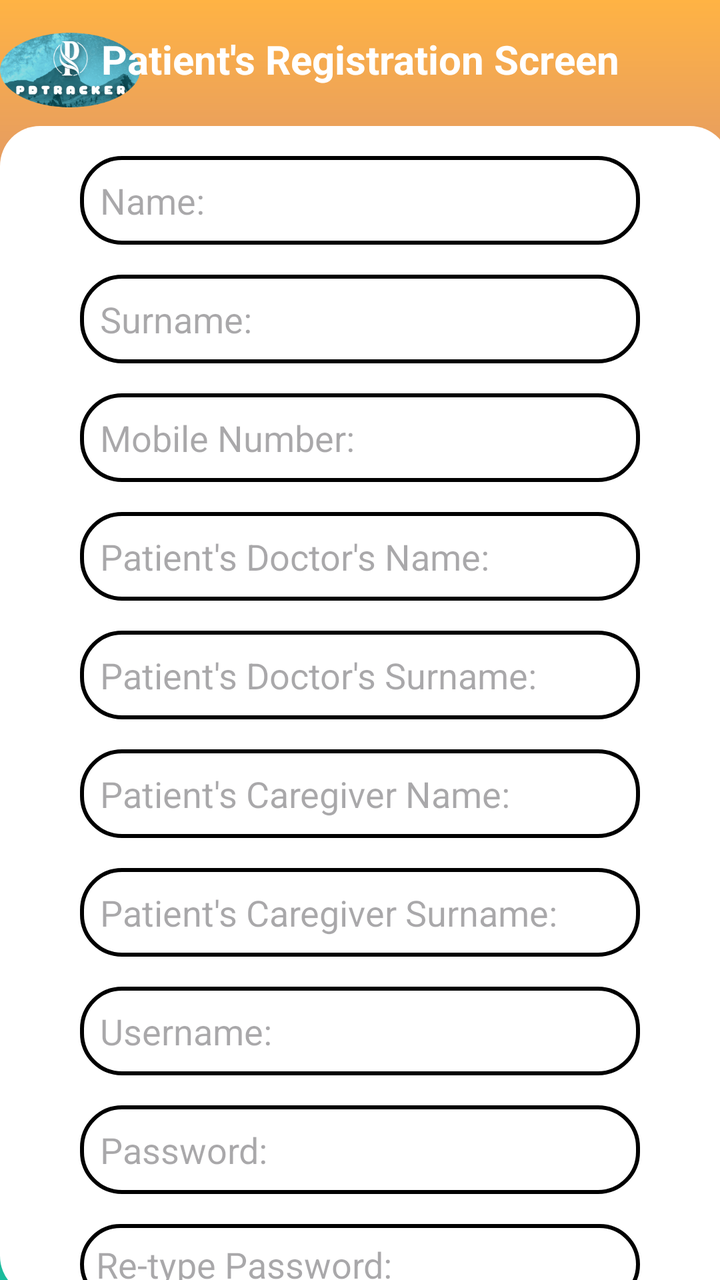
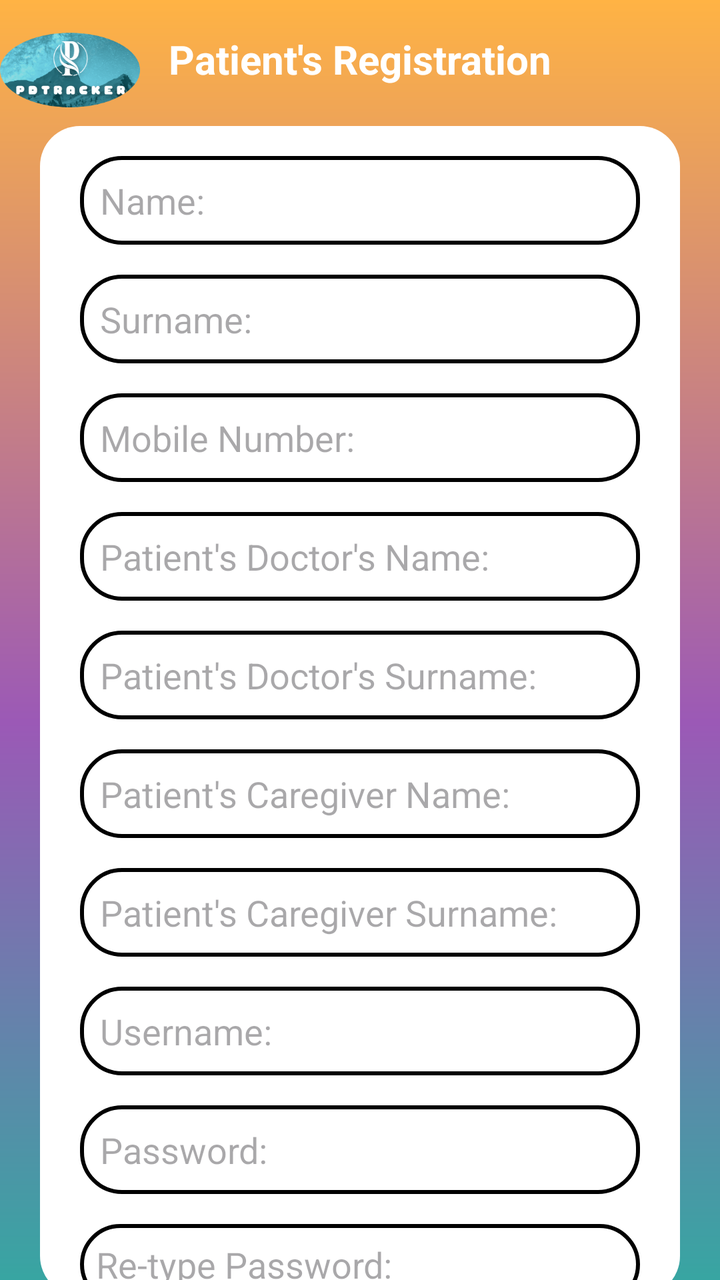

Two renders of the same Android screen: before a commit and after it. Below are the layout's source before the change and the commit's diff.
<!-- AndroidManifest.xml: application theme Theme.PDTracker -->
<!-- res/layout/activity_form_register.xml -->
<?xml version="1.0" encoding="utf-8"?>
<androidx.constraintlayout.widget.ConstraintLayout xmlns:android="http://schemas.android.com/apk/res/android"
    xmlns:app="http://schemas.android.com/apk/res-auto"
    xmlns:tools="http://schemas.android.com/tools"
    android:id="@+id/main"
    android:layout_width="match_parent"
    android:layout_height="match_parent"
    android:background="@drawable/backgroud"
    tools:context=".Patients_RegScreen">

    <ImageView
        android:id="@+id/logo"
        android:layout_width="70dp"
        android:layout_height="70dp"
        android:src="@drawable/logo"
        app:layout_constraintTop_toTopOf="parent"/>
    <TextView
        android:id="@+id/title_newuser"
        android:layout_width="wrap_content"
        android:layout_height="wrap_content"
        android:layout_marginTop="16dp"
        android:text="Patient's Registration Screen"
        android:textColor="@color/white"
        android:textSize="20sp"
        android:textStyle="bold"
        app:layout_constraintEnd_toEndOf="parent"
        app:layout_constraintStart_toStartOf="parent"
        app:layout_constraintTop_toTopOf="parent" />

    <View
        android:id="@+id/ContainerComponents"
        style="@style/ContainerComponents"
        android:layout_width="365dp"
        android:layout_height="585dp"
        app:layout_constraintTop_toBottomOf="@id/title_newuser"
        tools:layout_editor_absoluteX="26dp" />

    <EditText
        android:id="@+id/edit_name"
        style="@style/Edit_Text"
        android:hint="Name:"
        android:padding="10dp"
        android:inputType="text"
        app:layout_constraintEnd_toEndOf="parent"
        app:layout_constraintStart_toStartOf="parent"
        app:layout_constraintTop_toTopOf="@+id/ContainerComponents" />

    <EditText
        android:id="@+id/edit_surname"
        style="@style/Edit_Text"
        android:hint="Surname:"
        android:padding="10dp"
        android:inputType="text"
        app:layout_constraintTop_toBottomOf="@id/edit_name"
        app:layout_constraintEnd_toEndOf="parent"
        app:layout_constraintStart_toStartOf="parent"
        />
    <EditText
        android:id="@+id/edit_Mobile"
        style="@style/Edit_Text"
        android:hint="Mobile Number:"
        android:padding="10dp"
        android:inputType="number"
        app:layout_constraintTop_toBottomOf="@id/edit_surname"
        app:layout_constraintEnd_toEndOf="parent"
        app:layout_constraintStart_toStartOf="parent"
        />
    <EditText
        android:id="@+id/edit_Patient_Doctors_Name"
        style="@style/Edit_Text"
        android:hint="Patient's Doctor's Name:"
        android:padding="10dp"
        android:inputType="text"
        app:layout_constraintTop_toBottomOf="@id/edit_Mobile"
        app:layout_constraintEnd_toEndOf="parent"
        app:layout_constraintStart_toStartOf="parent"
        />
    <EditText
        android:id="@+id/edit_Patient_Doctors_Surname"
        style="@style/Edit_Text"
        android:hint="Patient's Doctor's Surname:"
        android:padding="10dp"
        android:inputType="text"
        app:layout_constraintTop_toBottomOf="@id/edit_Patient_Doctors_Name"
        app:layout_constraintEnd_toEndOf="parent"
        app:layout_constraintStart_toStartOf="parent"
        />
    <EditText
        android:id="@+id/edit_Patient_Caregiver_Name"
        style="@style/Edit_Text"
        android:hint="Patient's Caregiver Name:"
        android:padding="10dp"
        android:inputType="text"
        app:layout_constraintTop_toBottomOf="@id/edit_Patient_Doctors_Surname"
        app:layout_constraintEnd_toEndOf="parent"
        app:layout_constraintStart_toStartOf="parent"
        />
    <EditText
        android:id="@+id/edit_Patient_Caregiver_Surname"
        style="@style/Edit_Text"
        android:hint="Patient's Caregiver Surname:"
        android:padding="10dp"
        android:inputType="text"
        app:layout_constraintTop_toBottomOf="@id/edit_Patient_Caregiver_Name"
        app:layout_constraintEnd_toEndOf="parent"
        app:layout_constraintStart_toStartOf="parent"
        />
    <EditText
        android:id="@+id/edit_Username"
        style="@style/Edit_Text"
        android:hint="Username:"
        android:padding="10dp"
        android:inputType="text"
        app:layout_constraintTop_toBottomOf="@id/edit_Patient_Caregiver_Surname"
        app:layout_constraintEnd_toEndOf="parent"
        app:layout_constraintStart_toStartOf="parent"
        />
    <EditText
        android:id="@+id/edit_Password2"
        style="@style/Edit_Text"
        android:hint="Password:"
        android:padding="10dp"
        android:inputType="number"
        app:layout_constraintTop_toBottomOf="@id/edit_Username"
        app:layout_constraintEnd_toEndOf="parent"
        app:layout_constraintStart_toStartOf="parent"
        />
    <EditText
        android:id="@+id/edit_Re_type"
        style="@style/Edit_Text"
        android:hint="Re-type Password:"
        android:padding="8dp"
        android:inputType="number"
        app:layout_constraintTop_toBottomOf="@id/edit_Password2"
        app:layout_constraintEnd_toEndOf="parent"
        app:layout_constraintStart_toStartOf="parent"
        />

    <androidx.appcompat.widget.AppCompatButton
       style="@style/Button"
        android:text="Register"
        android:layout_marginTop="10dp"
        app:layout_constraintTop_toBottomOf="@id/ContainerComponents"
        app:layout_constraintStart_toStartOf="parent"
        app:layout_constraintEnd_toEndOf="parent"
        />



</androidx.constraintlayout.widget.ConstraintLayout>
<!-- resources referenced by this layout -->
<resources>
  <color name="white">#FFFFFFFF</color>
  <!-- drawable backgroud (drawable) -->
  <?xml version="1.0" encoding="utf-8"?>
  <shape xmlns:android="http://schemas.android.com/apk/res/android">
  
      <gradient
          android:startColor="@color/Turquoise"
          android:centerColor="@color/Purple"
          android:endColor="@color/Orange"
          android:angle="90"
  
  />
  </shape>
  <!-- drawable logo: png bitmap (drawable, 68150 bytes) -->
  <style name="Button">
          <item name="android:layout_width">match_parent</item>
          <item name="android:layout_height">wrap_content</item>
          <item name="android:layout_marginLeft">40dp</item>
          <item name="android:layout_marginRight">40dp</item>
          <item name="android:layout_marginTop">15dp</item>
          <item name="android:padding">20dp</item>
          <item name="android:textColor">@color/white</item>
          <item name="android:textSize">18sp</item>
          <item name="android:textStyle">bold</item>
          <item name="android:textAllCaps">false</item>
          <item name="android:background">@drawable/button</item>
  
      </style>
  <style name="ContainerComponents">
          <item name="android:layout_width">match_parent</item>
          <item name="android:layout_height">250dp</item>
          <item name="android:background">@drawable/container_components</item>
          <item name="android:layout_margin">20dp</item>
  
  
          </style>
  <style name="Edit_Text">
          <item name="android:layout_width">match_parent</item>
          <item name="android:layout_height">wrap_content</item>
          <item name="android:background">@drawable/edit_text</item>
          <item name="android:padding">20dp</item>
          <item name="android:maxLength">25</item>
          <item name="android:layout_marginLeft">40dp</item>
          <item name="android:layout_marginRight">40dp</item>
          <item name="android:layout_marginTop">15dp</item>
  
      </style>
  <style name="Theme.PDTracker" parent="Base.Theme.PDTracker" />
  <color name="Turquoise"> #1abc9c</color>
  <color name="Purple">#9b59b6</color>
  <color name="Orange">#FFB344</color>
  <!-- drawable button (drawable) -->
  <?xml version="1.0" encoding="utf-8"?>
  <shape xmlns:android="http://schemas.android.com/apk/res/android">
  
      <corners android:radius="20dp"/>
       <gradient
           android:startColor="@color/Turquoise"
           android:centerColor="@color/Purple"
           android:endColor="@color/Orange"
           android:angle="90"         />
  
  
  
  </shape>
  <!-- drawable container_components (drawable) -->
  <?xml version="1.0" encoding="utf-8"?>
  <shape xmlns:android="http://schemas.android.com/apk/res/android">
  
  
       <solid android:color="@color/white">
  
       </solid>
  
       <corners android:radius="20dp">
  
       </corners>
  
  
  
  
  
  </shape>
  <!-- drawable edit_text (drawable) -->
  <?xml version="1.0" encoding="utf-8"?>
  <shape xmlns:android="http://schemas.android.com/apk/res/android">
  
     <solid android:color="@color/white"/>
         <corners android:radius="20dp"/>
      <stroke android:color="@color/black" android:width="2dp"/>
  
  
  
  
  
  
  </shape>
  <style name="Base.Theme.PDTracker" parent="Theme.Material3.DayNight.NoActionBar">
          
          
      </style>
  <color name="black">#FF000000</color>
</resources>

<!-- the commit's change to res/layout/activity_form_register.xml (unified diff, before → after) -->
@@ -1,4 +1,9 @@
 <?xml version="1.0" encoding="utf-8"?>
+<androidx.core.widget.NestedScrollView
+    android:layout_width="match_parent"
+    android:layout_height="match_parent"
+    android:fillViewport="true"
+    xmlns:android="http://schemas.android.com/apk/res/android">
 <androidx.constraintlayout.widget.ConstraintLayout xmlns:android="http://schemas.android.com/apk/res/android"
     xmlns:app="http://schemas.android.com/apk/res-auto"
     xmlns:tools="http://schemas.android.com/tools"
@@ -19,7 +24,7 @@
         android:layout_width="wrap_content"
         android:layout_height="wrap_content"
         android:layout_marginTop="16dp"
-        android:text="Patient's Registration Screen"
+        android:text="Patient's Registration"
         android:textColor="@color/white"
         android:textSize="20sp"
         android:textStyle="bold"
@@ -30,7 +35,7 @@
     <View
         android:id="@+id/ContainerComponents"
         style="@style/ContainerComponents"
-        android:layout_width="365dp"
+        android:layout_width="match_parent"
         android:layout_height="585dp"
         app:layout_constraintTop_toBottomOf="@id/title_newuser"
         tools:layout_editor_absoluteX="26dp" />
@@ -148,3 +153,4 @@
 
 
 </androidx.constraintlayout.widget.ConstraintLayout>
+</androidx.core.widget.NestedScrollView>
